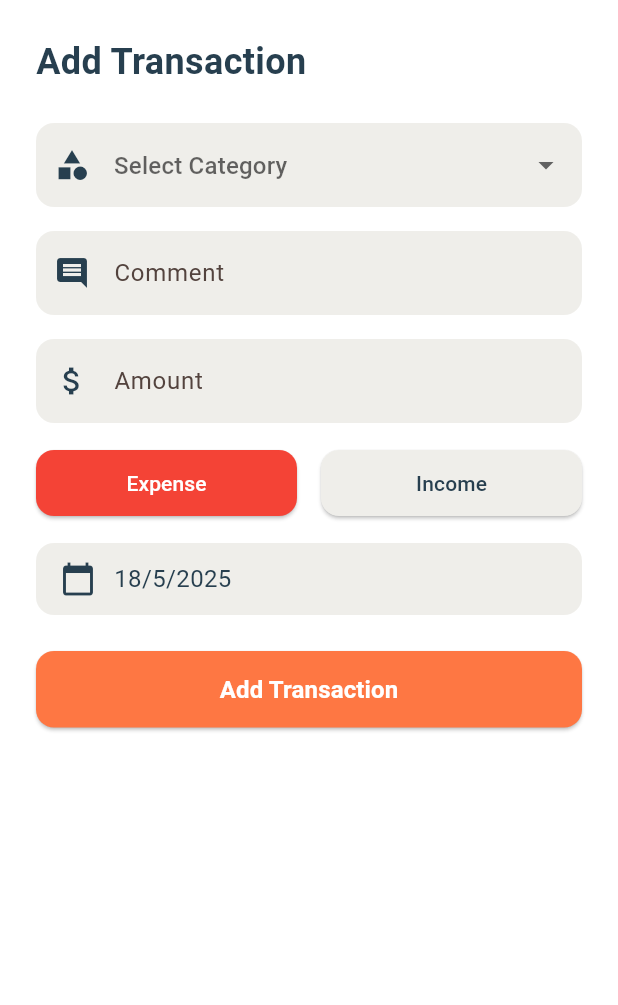
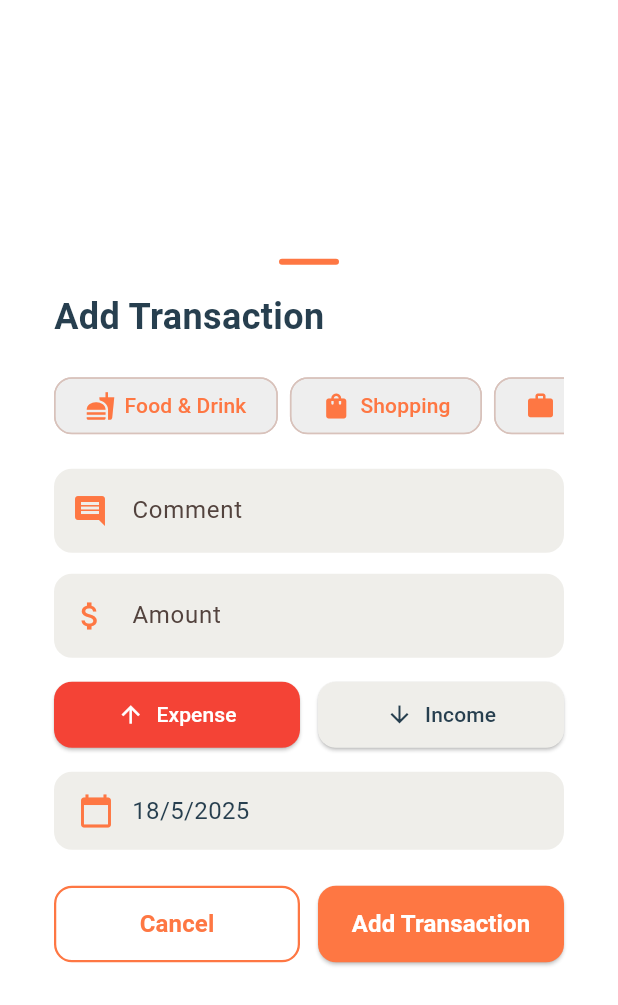
Before and after one commit to chamudithaperera/Flutter-Dart-project-10-Money-Manager-app, a Flutter app: the AddTransactionPopup widget shown alone on an empty page, opened directly, on a phone screen of 412 x 824 dp. Shown: the top 1005 px of the screen. Run offline on Flutter 3.47's test engine with Material 3 defaults, Android fonts, the phone set to English and light mode, and no system bars; our stand-ins replace shared_preferences; accounts and stored records are empty.

Commit message:
Refactor AddTransactionPopup to improve UI layout and user experience by replacing the container with a dialog, adding category chips for selection, and enhancing form field styling and validation.

```diff
--- a/money_manager/lib/data/dummy_transactions.dart
+++ b/money_manager/lib/data/dummy_transactions.dart
@@ -1,5 +1,6 @@
 import 'package:flutter/material.dart';
 import '../models/transaction.dart';
+import '../widgets/transaction_item.dart';
 
 final List<Transaction> dummyTransactions = [
   Transaction(
--- a/money_manager/lib/widgets/add_transaction_popup.dart
+++ b/money_manager/lib/widgets/add_transaction_popup.dart
@@ -52,24 +52,35 @@ class _AddTransactionPopupState extends State<AddTransactionPopup> {
 
   @override
   Widget build(BuildContext context) {
-    return Container(
-      padding: EdgeInsets.only(
-        bottom: MediaQuery.of(context).viewInsets.bottom,
-        top: 24,
-        left: 24,
-        right: 24,
+    return Center(
+      child: SingleChildScrollView(
+        child: Dialog(
+          insetPadding: const EdgeInsets.all(16),
+          shape: RoundedRectangleBorder(
+            borderRadius: BorderRadius.circular(28),
           ),
-      decoration: const BoxDecoration(
-        color: Colors.white,
-        borderRadius: BorderRadius.vertical(top: Radius.circular(24)),
-      ),
+          elevation: 0,
+          backgroundColor: Colors.white,
+          child: Padding(
+            padding: const EdgeInsets.symmetric(horizontal: 20, vertical: 24),
             child: Form(
               key: _formKey,
-        child: SingleChildScrollView(
               child: Column(
                 mainAxisSize: MainAxisSize.min,
                 crossAxisAlignment: CrossAxisAlignment.start,
                 children: [
+                  // Accent bar
+                  Center(
+                    child: Container(
+                      width: 40,
+                      height: 4,
+                      margin: const EdgeInsets.only(bottom: 18),
+                      decoration: BoxDecoration(
+                        color: AppColors.primaryOrange,
+                        borderRadius: BorderRadius.circular(2),
+                      ),
+                    ),
+                  ),
                   // Title
                   const Text(
                     'Add Transaction',
@@ -79,69 +90,76 @@ class _AddTransactionPopupState extends State<AddTransactionPopup> {
                       color: AppColors.darkBlue,
                     ),
                   ),
-              const SizedBox(height: 24),
+                  const SizedBox(height: 18),
 
-              // Category Dropdown
-              DropdownButtonFormField<String>(
-                value: _selectedCategory,
-                decoration: InputDecoration(
-                  filled: true,
-                  fillColor: AppColors.lightGray,
-                  hintText: 'Select Category',
-                  border: OutlineInputBorder(
-                    borderRadius: BorderRadius.circular(12),
-                    borderSide: BorderSide.none,
+                  // Category Chips
+                  SizedBox(
+                    height: 48,
+                    child: ListView.separated(
+                      scrollDirection: Axis.horizontal,
+                      itemCount: _categories.length,
+                      separatorBuilder: (_, __) => const SizedBox(width: 8),
+                      itemBuilder: (context, index) {
+                        final cat = _categories[index];
+                        final selected = _selectedCategory == cat['name'];
+                        return ChoiceChip(
+                          label: Row(
+                            children: [
+                              Icon(
+                                cat['icon'],
+                                color:
+                                    selected
+                                        ? Colors.white
+                                        : AppColors.primaryOrange,
+                                size: 20,
                               ),
-                  prefixIcon: Icon(
-                    _selectedCategory != null
-                        ? _categories.firstWhere(
-                          (cat) => cat['name'] == _selectedCategory,
-                        )['icon']
-                        : Icons.category,
-                    color: AppColors.darkBlue,
+                              const SizedBox(width: 6),
+                              Text(
+                                cat['name'],
+                                style: TextStyle(
+                                  color:
+                                      selected
+                                          ? Colors.white
+                                          : AppColors.primaryOrange,
                                 ),
                               ),
-                items:
-                    _categories.map((category) {
-                      return DropdownMenuItem<String>(
-                        value: category['name'],
-                        child: Row(
-                          children: [
-                            Icon(category['icon'], color: AppColors.darkBlue),
-                            const SizedBox(width: 12),
-                            Text(category['name']),
                             ],
                           ),
-                      );
-                    }).toList(),
-                onChanged: (value) {
+                          selected: selected,
+                          selectedColor: AppColors.primaryOrange,
+                          backgroundColor: AppColors.veryLightGray,
+                          onSelected: (_) {
                             setState(() {
-                    _selectedCategory = value;
+                              _selectedCategory = cat['name'];
                             });
                           },
-                validator: (value) {
-                  if (value == null || value.isEmpty) {
-                    return 'Please select a category';
-                  }
-                  return null;
+                          shape: RoundedRectangleBorder(
+                            borderRadius: BorderRadius.circular(12),
+                          ),
+                          padding: const EdgeInsets.symmetric(
+                            horizontal: 12,
+                            vertical: 8,
+                          ),
+                        );
                       },
                     ),
-              const SizedBox(height: 16),
+                  ),
+                  const SizedBox(height: 18),
 
                   // Comment TextField
                   TextFormField(
                     controller: _commentController,
                     decoration: InputDecoration(
+                      labelText: 'Comment',
                       filled: true,
                       fillColor: AppColors.lightGray,
-                  hintText: 'Comment',
                       border: OutlineInputBorder(
                         borderRadius: BorderRadius.circular(12),
                         borderSide: BorderSide.none,
                       ),
                       prefixIcon: const Icon(
                         Icons.comment,
-                    color: AppColors.darkBlue,
+                        color: AppColors.primaryOrange,
                       ),
                     ),
                     validator: (value) {
@@ -151,23 +169,25 @@ class _AddTransactionPopupState extends State<AddTransactionPopup> {
                       return null;
                     },
                   ),
-              const SizedBox(height: 16),
+                  const SizedBox(height: 14),
 
                   // Amount TextField
                   TextFormField(
                     controller: _amountController,
-                keyboardType: TextInputType.number,
+                    keyboardType: TextInputType.numberWithOptions(
+                      decimal: true,
+                    ),
                     decoration: InputDecoration(
+                      labelText: 'Amount',
                       filled: true,
                       fillColor: AppColors.lightGray,
-                  hintText: 'Amount',
                       border: OutlineInputBorder(
                         borderRadius: BorderRadius.circular(12),
                         borderSide: BorderSide.none,
                       ),
                       prefixIcon: const Icon(
                         Icons.attach_money,
-                    color: AppColors.darkBlue,
+                        color: AppColors.primaryOrange,
                       ),
                     ),
                     validator: (value) {
@@ -180,18 +200,20 @@ class _AddTransactionPopupState extends State<AddTransactionPopup> {
                       return null;
                     },
                   ),
-              const SizedBox(height: 16),
+                  const SizedBox(height: 14),
 
                   // Transaction Type Selection
                   Row(
                     children: [
                       Expanded(
-                    child: ElevatedButton(
+                        child: ElevatedButton.icon(
                           onPressed: () {
                             setState(() {
                               _isExpense = true;
                             });
                           },
+                          icon: const Icon(Icons.arrow_upward),
+                          label: const Text('Expense'),
                           style: ElevatedButton.styleFrom(
                             backgroundColor:
                                 _isExpense ? Colors.red : AppColors.lightGray,
@@ -202,20 +224,23 @@ class _AddTransactionPopupState extends State<AddTransactionPopup> {
                             ),
                             padding: const EdgeInsets.symmetric(vertical: 12),
                           ),
-                      child: const Text('Expense'),
                         ),
                       ),
-                  const SizedBox(width: 16),
+                      const SizedBox(width: 12),
                       Expanded(
-                    child: ElevatedButton(
+                        child: ElevatedButton.icon(
                           onPressed: () {
                             setState(() {
                               _isExpense = false;
                             });
                           },
+                          icon: const Icon(Icons.arrow_downward),
+                          label: const Text('Income'),
                           style: ElevatedButton.styleFrom(
                             backgroundColor:
-                            !_isExpense ? Colors.green : AppColors.lightGray,
+                                !_isExpense
+                                    ? Colors.green
+                                    : AppColors.lightGray,
                             foregroundColor:
                                 !_isExpense ? Colors.white : AppColors.darkBlue,
                             shape: RoundedRectangleBorder(
@@ -223,20 +248,20 @@ class _AddTransactionPopupState extends State<AddTransactionPopup> {
                             ),
                             padding: const EdgeInsets.symmetric(vertical: 12),
                           ),
-                      child: const Text('Income'),
                         ),
                       ),
                     ],
                   ),
-              const SizedBox(height: 16),
+                  const SizedBox(height: 14),
 
                   // Date Selection
                   InkWell(
                     onTap: () => _selectDate(context),
+                    borderRadius: BorderRadius.circular(12),
                     child: Container(
                       padding: const EdgeInsets.symmetric(
                         horizontal: 16,
-                    vertical: 12,
+                        vertical: 14,
                       ),
                       decoration: BoxDecoration(
                         color: AppColors.lightGray,
@@ -246,7 +271,7 @@ class _AddTransactionPopupState extends State<AddTransactionPopup> {
                         children: [
                           const Icon(
                             Icons.calendar_today,
-                        color: AppColors.darkBlue,
+                            color: AppColors.primaryOrange,
                           ),
                           const SizedBox(width: 12),
                           Text(
@@ -262,12 +287,38 @@ class _AddTransactionPopupState extends State<AddTransactionPopup> {
                   ),
                   const SizedBox(height: 24),
 
-              // Add Button
-              SizedBox(
-                width: double.infinity,
+                  // Action Buttons
+                  Row(
+                    children: [
+                      Expanded(
+                        child: OutlinedButton(
+                          onPressed: () => Navigator.pop(context),
+                          style: OutlinedButton.styleFrom(
+                            foregroundColor: AppColors.primaryOrange,
+                            side: BorderSide(
+                              color: AppColors.primaryOrange,
+                              width: 1.5,
+                            ),
+                            shape: RoundedRectangleBorder(
+                              borderRadius: BorderRadius.circular(12),
+                            ),
+                            padding: const EdgeInsets.symmetric(vertical: 14),
+                          ),
+                          child: const Text(
+                            'Cancel',
+                            style: TextStyle(
+                              fontWeight: FontWeight.bold,
+                              fontSize: 16,
+                            ),
+                          ),
+                        ),
+                      ),
+                      const SizedBox(width: 12),
+                      Expanded(
                         child: ElevatedButton(
                           onPressed: () {
-                    if (_formKey.currentState!.validate()) {
+                            if (_formKey.currentState!.validate() &&
+                                _selectedCategory != null) {
                               // TODO: Implement add transaction logic
                               Navigator.pop(context);
                             }
@@ -282,12 +333,19 @@ class _AddTransactionPopupState extends State<AddTransactionPopup> {
                           ),
                           child: const Text(
                             'Add Transaction',
-                    style: TextStyle(fontWeight: FontWeight.bold, fontSize: 16),
+                            style: TextStyle(
+                              fontWeight: FontWeight.bold,
+                              fontSize: 16,
                             ),
                           ),
                         ),
-              const SizedBox(height: 24),
+                      ),
                     ],
+                  ),
+                  const SizedBox(height: 10),
+                ],
+              ),
+            ),
           ),
         ),
       ),
```
Lines whose indentation alone changed are shown as unchanged.
